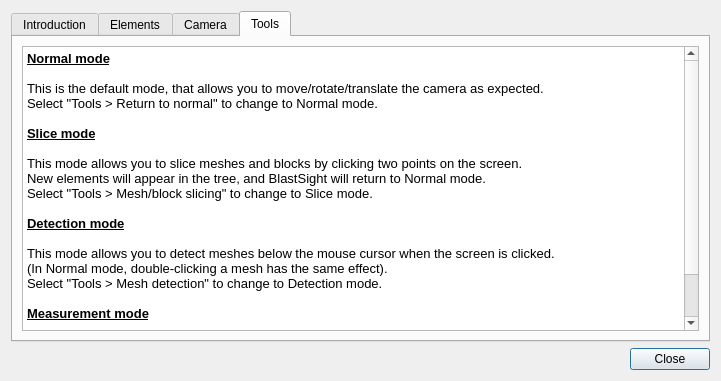
Above: blastsight/view/gui/UI/helpdialog.ui from gsanhueza/BlastSight before the change. Below: the same form after it.
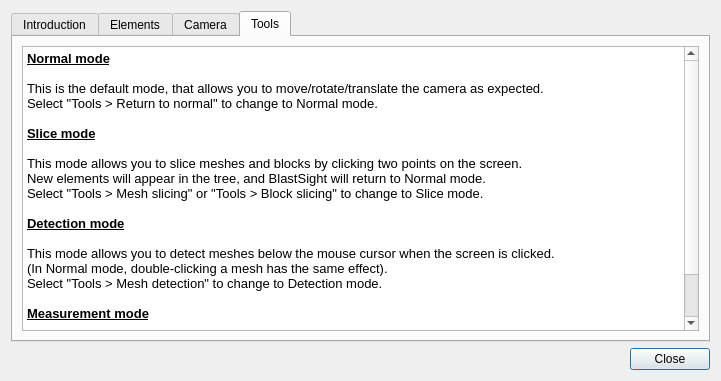
That is the form after the change. The open tabs and pages were chosen to show the change.

Commit message: Help dialog updated with slice separation

Patch:
```diff
--- a/blastsight/view/gui/UI/helpdialog.ui
+++ b/blastsight/view/gui/UI/helpdialog.ui
@@ -160,7 +160,7 @@
 &lt;p style=&quot;-qt-paragraph-type:empty; margin-top:0px; margin-bottom:0px; margin-left:0px; margin-right:0px; -qt-block-indent:0; text-indent:0px; font-weight:600;&quot;&gt;&lt;br /&gt;&lt;/p&gt;
 &lt;p style=&quot; margin-top:0px; margin-bottom:0px; margin-left:0px; margin-right:0px; -qt-block-indent:0; text-indent:0px;&quot;&gt;This mode allows you to slice meshes and blocks by clicking two points on the screen.&lt;/p&gt;
 &lt;p style=&quot; margin-top:0px; margin-bottom:0px; margin-left:0px; margin-right:0px; -qt-block-indent:0; text-indent:0px;&quot;&gt;New elements will appear in the tree, and BlastSight will return to Normal mode.&lt;/p&gt;
-&lt;p style=&quot; margin-top:0px; margin-bottom:0px; margin-left:0px; margin-right:0px; -qt-block-indent:0; text-indent:0px;&quot;&gt;Select &amp;quot;Tools &amp;gt; Mesh/block slicing&amp;quot; to change to Slice mode.&lt;/p&gt;
+&lt;p style=&quot; margin-top:0px; margin-bottom:0px; margin-left:0px; margin-right:0px; -qt-block-indent:0; text-indent:0px;&quot;&gt;Select &amp;quot;Tools &amp;gt; Mesh slicing&amp;quot; or &amp;quot;Tools &amp;gt; Block slicing&amp;quot; to change to Slice mode.&lt;/p&gt;
 &lt;p style=&quot;-qt-paragraph-type:empty; margin-top:0px; margin-bottom:0px; margin-left:0px; margin-right:0px; -qt-block-indent:0; text-indent:0px;&quot;&gt;&lt;br /&gt;&lt;/p&gt;
 &lt;p style=&quot; margin-top:0px; margin-bottom:0px; margin-left:0px; margin-right:0px; -qt-block-indent:0; text-indent:0px;&quot;&gt;&lt;span style=&quot; font-weight:600; text-decoration: underline;&quot;&gt;Detection mode&lt;/span&gt;&lt;/p&gt;
 &lt;p style=&quot;-qt-paragraph-type:empty; margin-top:0px; margin-bottom:0px; margin-left:0px; margin-right:0px; -qt-block-indent:0; text-indent:0px;&quot;&gt;&lt;br /&gt;&lt;/p&gt;
```
